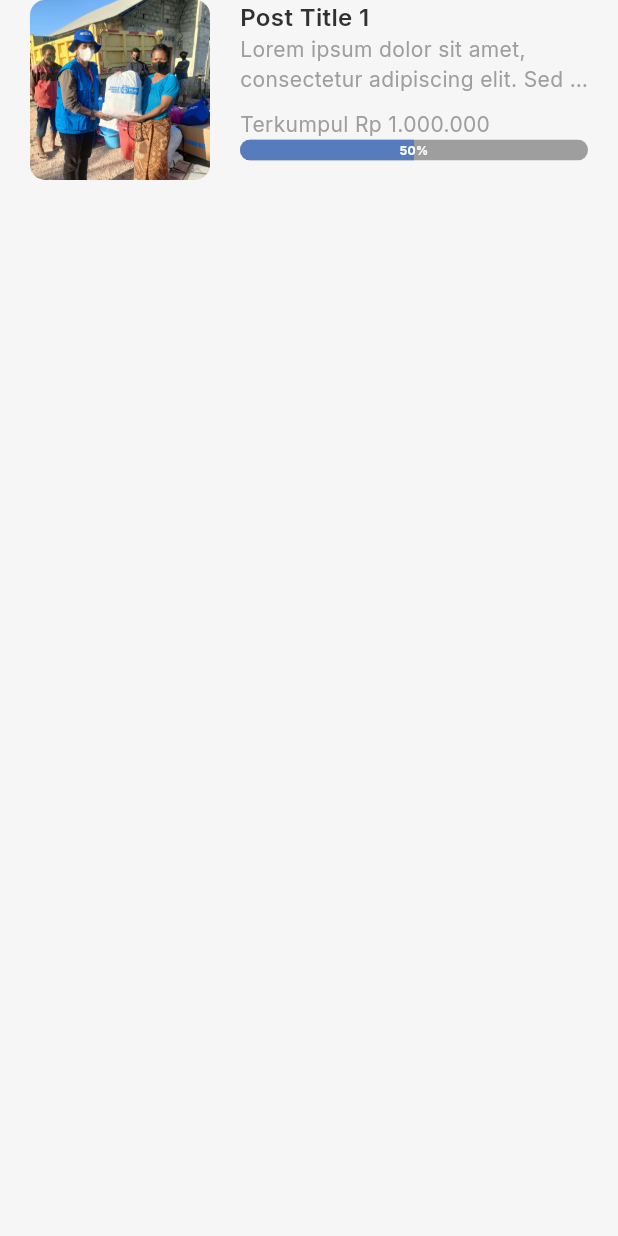
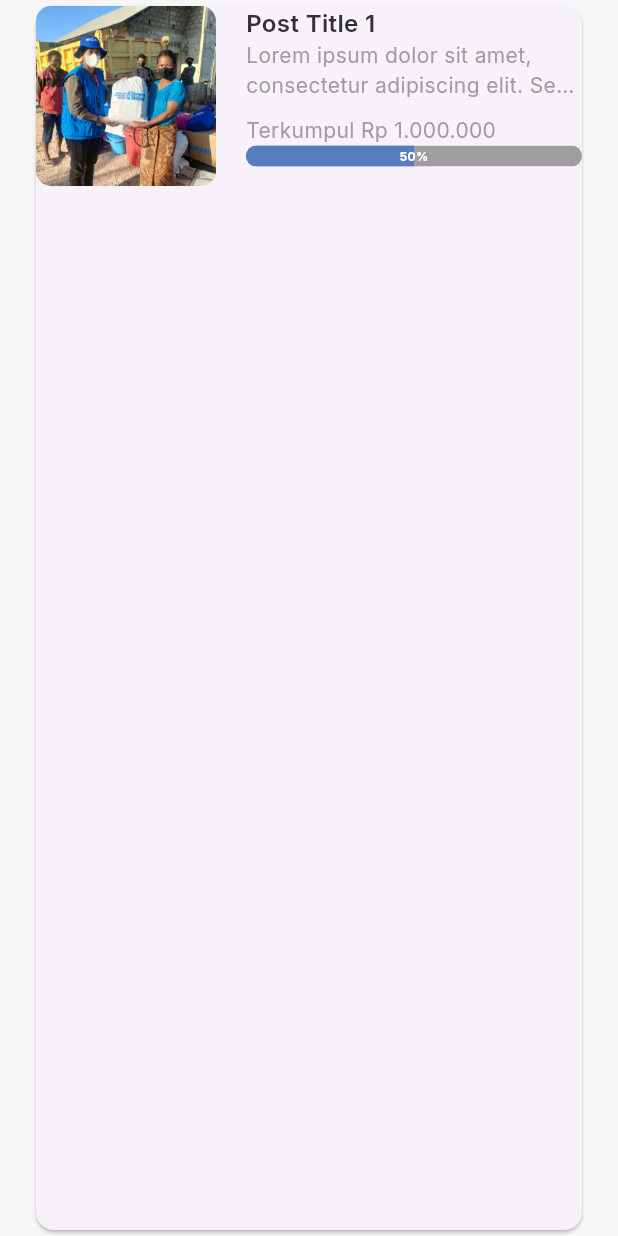
Before and after one commit to yamaniyuda/one_goal, a Flutter app: the CardRectangle widget shown alone on an empty page, opened directly, on a phone screen of 412 x 824 dp. Run offline on Flutter 3.47's test engine with Material 3 defaults, Android fonts, the phone set to English and light mode, and no system bars; our stand-ins replace go_router, google_fonts, image_picker, shared_preferences, transparent_image, video_player; missing offline and left inert: iconify_flutter; accounts and stored records are empty; generated files the repository leaves out were written again.

Commit message:
add card in dashboard beranda

```diff
--- a/lib/presentation/widget/card/card_rectangle.dart
+++ b/lib/presentation/widget/card/card_rectangle.dart
@@ -15,8 +15,9 @@
 
     @override
     Widget build(BuildContext context) {
-        return Container(
+        return Padding(
             padding: const EdgeInsets.symmetric(horizontal: 20),
+            child: Card(
                 child: Row(
                     mainAxisAlignment: MainAxisAlignment.start,
                     crossAxisAlignment: CrossAxisAlignment.start,
@@ -91,6 +92,7 @@
                         )
                     ],
                 ),
+            )
         );
     }
 }
```
Also changed, not shown: lib/presentation/providers/localizations_provider.dart (indentation only). Lines whose indentation alone changed are shown as unchanged.
